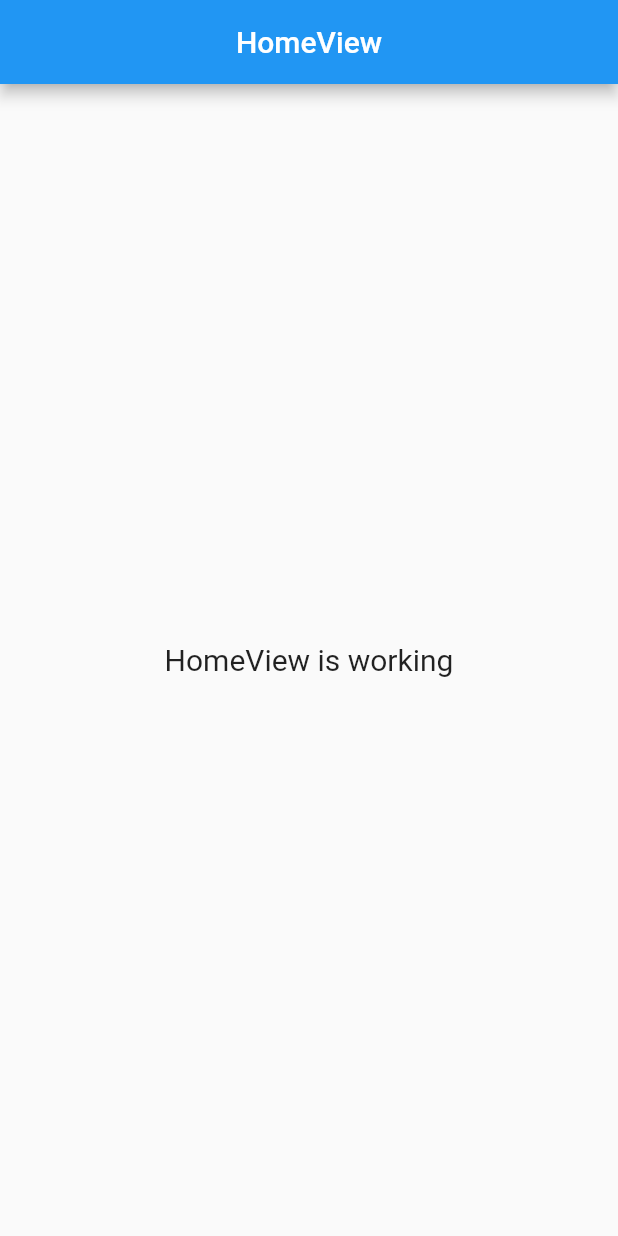
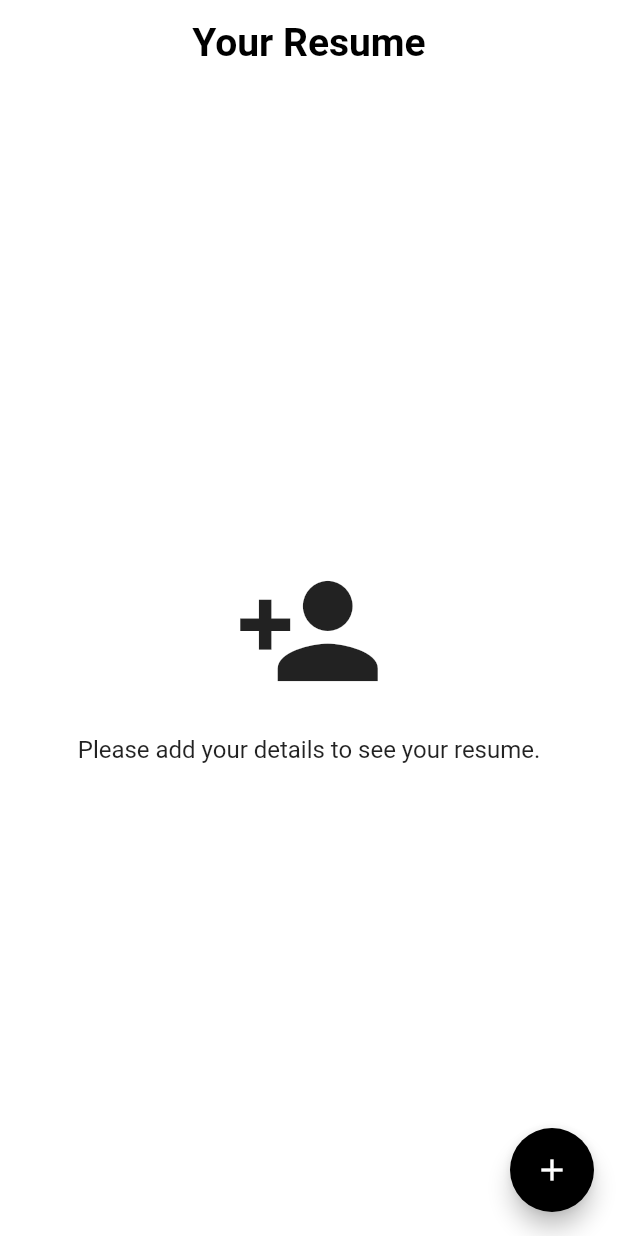
Before and after one commit to SanjayMehra-27/simple_resume_builder_app, a Flutter app: the screen it shows after launch, on a phone screen of 412 x 824 dp. Run offline on Flutter 3.47's test engine with Material 2 defaults, Android fonts, the phone set to English and light mode, and no system bars; our stand-ins replace get.

Commit message:
resume module added

```diff
--- a/lib/app/modules/home/views/home_view.dart
+++ /dev/null
@@ -1,24 +0,0 @@
-import 'package:flutter/material.dart';
-
-import 'package:get/get.dart';
-
-import '../controllers/home_controller.dart';
-
-class HomeView extends GetView<HomeController> {
-  const HomeView({Key? key}) : super(key: key);
-  @override
-  Widget build(BuildContext context) {
-    return Scaffold(
-      appBar: AppBar(
-        title: const Text('HomeView'),
-        centerTitle: true,
-      ),
-      body: Center(
-        child: Text(
-          'HomeView is working',
-          style: TextStyle(fontSize: 20),
-        ),
-      ),
-    );
-  }
-}
--- /dev/null
+++ b/lib/app/modules/resume/controllers/resume_controller.dart
@@ -0,0 +1,3 @@
+import 'package:get/get.dart';
+
+class ResumeController extends GetxController {}
--- /dev/null
+++ b/lib/app/modules/resume/views/resume_view.dart
@@ -0,0 +1,50 @@
+import 'package:flutter/material.dart';
+
+import 'package:get/get.dart';
+
+import '../controllers/resume_controller.dart';
+
+class ResumeView extends GetView<ResumeController> {
+  const ResumeView({Key? key}) : super(key: key);
+  @override
+  Widget build(BuildContext context) {
+    return Scaffold(
+      backgroundColor: Colors.white,
+      floatingActionButton: FloatingActionButton(
+        onPressed: () {},
+        backgroundColor: Colors.black,
+        child: const Icon(Icons.add),
+      ),
+      appBar: AppBar(
+        title: const Text(
+          'Your Resume',
+          style: TextStyle(
+              color: Colors.black, fontSize: 26, fontWeight: FontWeight.w700),
+        ),
+        centerTitle: true,
+        backgroundColor: Colors.white,
+        elevation: 0,
+      ),
+      body: Center(
+        child: Column(
+          mainAxisAlignment: MainAxisAlignment.center,
+          crossAxisAlignment: CrossAxisAlignment.center,
+          children: const [
+            Icon(
+              Icons.person_add,
+              size: 100,
+            ),
+            SizedBox(
+              height: 20,
+            ),
+            Text(
+              'Please add your details to see your resume.',
+              textAlign: TextAlign.center,
+              style: TextStyle(fontSize: 16),
+            ),
+          ],
+        ),
+      ),
+    );
+  }
+}
--- a/lib/app/routes/app_pages.dart
+++ b/lib/app/routes/app_pages.dart
@@ -1,20 +1,20 @@
 import 'package:get/get.dart';
 
-import '../modules/home/bindings/home_binding.dart';
-import '../modules/home/views/home_view.dart';
+import '../modules/resume/bindings/resume_binding.dart';
+import '../modules/resume/views/resume_view.dart';
 
 part 'app_routes.dart';
 
 class AppPages {
   AppPages._();
 
-  static const INITIAL = Routes.HOME;
+  static const INITIAL = Routes.RESUME;
 
   static final routes = [
     GetPage(
-      name: _Paths.HOME,
-      page: () => const HomeView(),
-      binding: HomeBinding(),
+      name: _Paths.RESUME,
+      page: () => const ResumeView(),
+      binding: ResumeBinding(),
     ),
   ];
 }
--- a/lib/app/routes/app_routes.dart
+++ b/lib/app/routes/app_routes.dart
@@ -3,10 +3,10 @@ part of 'app_pages.dart';
 
 abstract class Routes {
   Routes._();
-  static const HOME = _Paths.HOME;
+  static const RESUME = _Paths.RESUME;
 }
 
 abstract class _Paths {
   _Paths._();
-  static const HOME = '/home';
+  static const RESUME = '/home';
 }
--- a/lib/main.dart
+++ b/lib/main.dart
@@ -7,7 +7,7 @@ import 'app/routes/app_pages.dart';
 void main() {
   runApp(
     GetMaterialApp(
-      title: "Application",
+      title: "Simple Resume Builder App",
       initialRoute: AppPages.INITIAL,
       getPages: AppPages.routes,
     ),
```
Also changed, not shown: lib/app/modules/home/bindings/home_binding.dart (deleted, +0 -12 lines), lib/app/modules/home/controllers/home_controller.dart (deleted, +0 -23 lines), lib/app/modules/resume/bindings/resume_binding.dart (added, +12 -0 lines).
